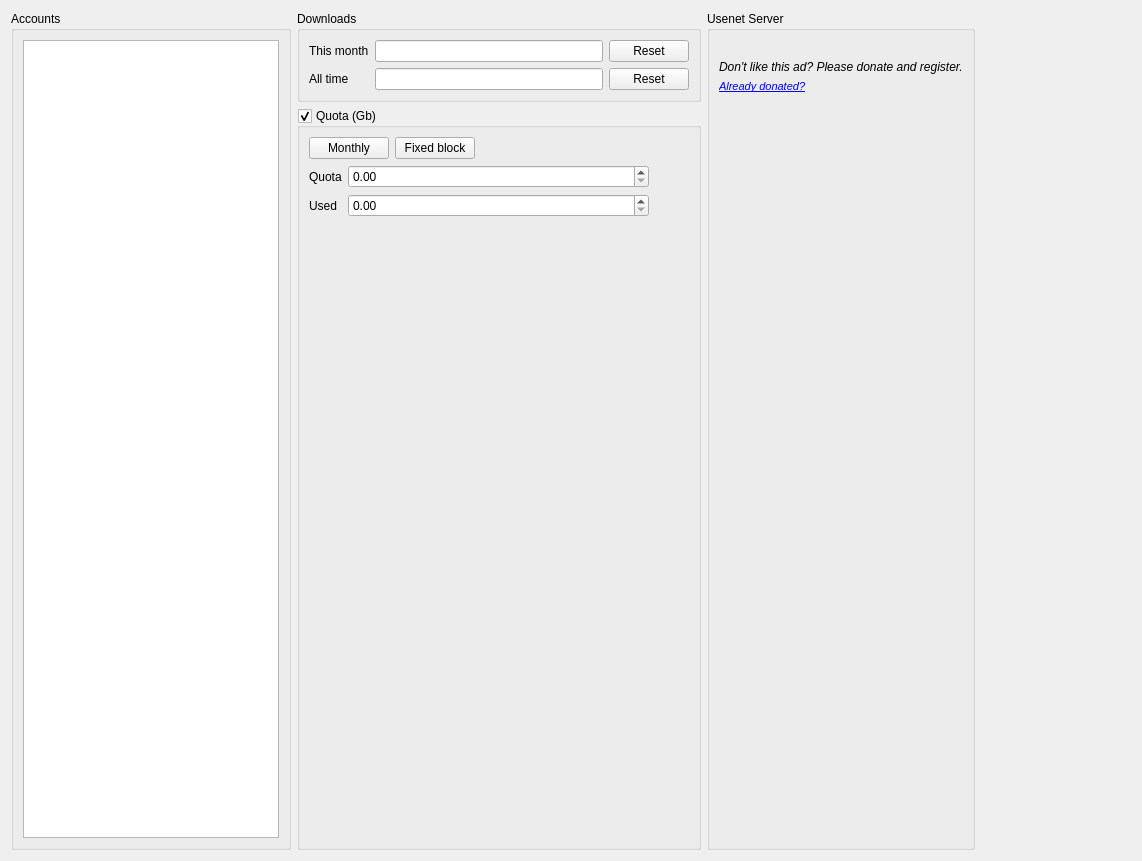
The window that app/gui/accounts.ui (ensisoft/newsflash-plus) describes before a commit, drawn with Qt 5.
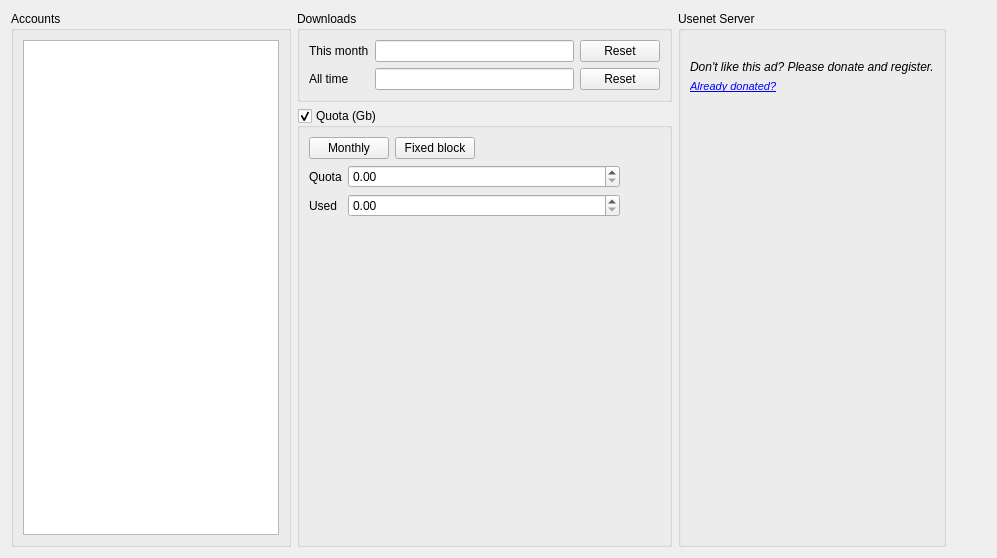
The same window after the commit. Icons and pictures are not drawn. Custom widgets are drawn as their Qt base class.

Patch:
```diff
--- a/app/gui/accounts.ui
+++ b/app/gui/accounts.ui
@@ -6,8 +6,8 @@
    <rect>
     <x>0</x>
     <y>0</y>
-    <width>1142</width>
-    <height>861</height>
+    <width>997</width>
+    <height>558</height>
    </rect>
   </property>
   <property name="windowTitle">
```
Left out of the diff: 4 changed lines with no effect on the pictures.
